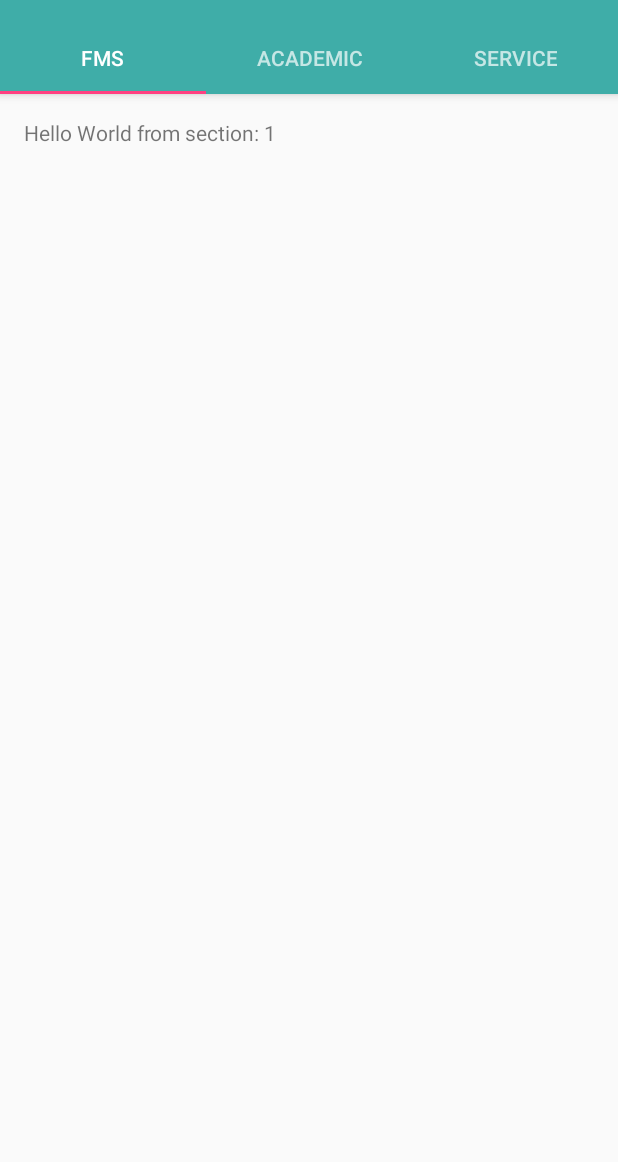
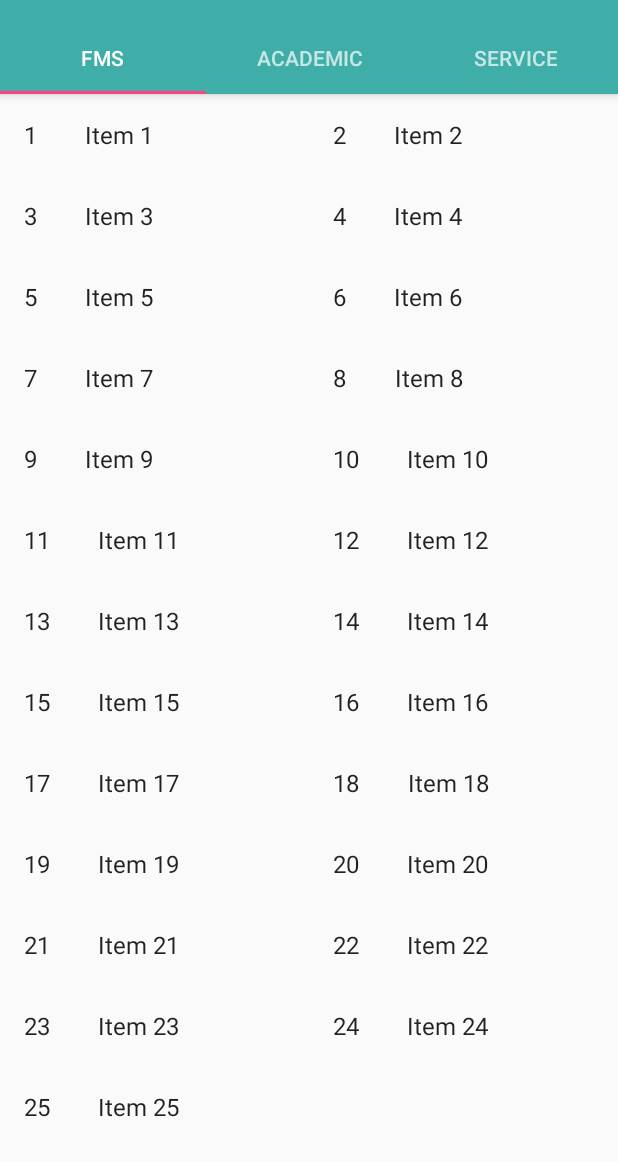
Before and after one commit to vipin14119/IIITDExpress, an Android app: the ViewPagerDirectoryActivity screen opened directly, with no data from a screen before it, on a phone screen of 412 x 824 dp, the part 74-1236 px from its top. Run offline under Robolectric (Android 15) with nearby library versions, the phone set to English and light mode, and no system bars.

Commit message:
list fragment is added on position 1 in view pager directory activity

```diff
--- /dev/null
+++ b/app/src/main/java/com/dhcs/vipin/iiitdexpress/directory/DirectoryListFragment.java
@@ -0,0 +1,110 @@
+package com.dhcs.vipin.iiitdexpress.directory;
+
+import android.content.Context;
+import android.os.Bundle;
+import android.support.v4.app.Fragment;
+import android.support.v7.widget.GridLayoutManager;
+import android.support.v7.widget.LinearLayoutManager;
+import android.support.v7.widget.RecyclerView;
+import android.view.LayoutInflater;
+import android.view.View;
+import android.view.ViewGroup;
+
+import com.dhcs.vipin.iiitdexpress.R;
+import com.dhcs.vipin.iiitdexpress.directory.dummy.DummyContent;
+import com.dhcs.vipin.iiitdexpress.directory.dummy.DummyContent.DummyItem;
+
+import java.util.List;
+
+/**
+ * A fragment representing a list of Items.
+ * <p/>
+ * Activities containing this fragment MUST implement the {@link OnListFragmentInteractionListener}
+ * interface.
+ */
+public class DirectoryListFragment extends Fragment {
+
+    // TODO: Customize parameter argument names
+    private static final String ARG_COLUMN_COUNT = "column-count";
+    // TODO: Customize parameters
+    private int mColumnCount = 2;
+    private OnListFragmentInteractionListener mListener;
+
+    /**
+     * Mandatory empty constructor for the fragment manager to instantiate the
+     * fragment (e.g. upon screen orientation changes).
+     */
+    public DirectoryListFragment() {
+    }
+
+    // TODO: Customize parameter initialization
+    @SuppressWarnings("unused")
+    public static DirectoryListFragment newInstance(int columnCount) {
+        DirectoryListFragment fragment = new DirectoryListFragment();
+        Bundle args = new Bundle();
+        args.putInt(ARG_COLUMN_COUNT, columnCount);
+        fragment.setArguments(args);
+        return fragment;
+    }
+
+    @Override
+    public void onCreate(Bundle savedInstanceState) {
+        super.onCreate(savedInstanceState);
+
+        if (getArguments() != null) {
+            mColumnCount = getArguments().getInt(ARG_COLUMN_COUNT);
+        }
+    }
+
+    @Override
+    public View onCreateView(LayoutInflater inflater, ViewGroup container,
+                             Bundle savedInstanceState) {
+        View view = inflater.inflate(R.layout.fragment_person_list, container, false);
+
+        // Set the adapter
+        if (view instanceof RecyclerView) {
+            Context context = view.getContext();
+            RecyclerView recyclerView = (RecyclerView) view;
+            if (mColumnCount <= 1) {
+                recyclerView.setLayoutManager(new LinearLayoutManager(context));
+            } else {
+                recyclerView.setLayoutManager(new GridLayoutManager(context, mColumnCount));
+            }
+            recyclerView.setAdapter(new MyPersonRecyclerViewAdapter(DummyContent.ITEMS, mListener));
+        }
+        return view;
+    }
+
+
+    @Override
+    public void onAttach(Context context) {
+        super.onAttach(context);
+//        if (context instanceof OnListFragmentInteractionListener) {
+//            mListener = (OnListFragmentInteractionListener) context;
+//        } else {
+//            throw new RuntimeException(context.toString()
+//                    + " must implement OnListFragmentInteractionListener");
+//        }
+    }
+
+    @Override
+    public void onDetach() {
+        super.onDetach();
+        mListener = null;
+    }
+
+    /**
+     * This interface must be implemented by activities that contain this
+     * fragment to allow an interaction in this fragment to be communicated
+     * to the activity and potentially other fragments contained in that
+     * activity.
+     * <p/>
+     * See the Android Training lesson <a href=
+     * "http://developer.android.com/training/basics/fragments/communicating.html"
+     * >Communicating with Other Fragments</a> for more information.
+     */
+    public interface OnListFragmentInteractionListener {
+        // TODO: Update argument type and name
+        void onListFragmentInteraction(DummyItem item);
+    }
+}
--- /dev/null
+++ b/app/src/main/java/com/dhcs/vipin/iiitdexpress/directory/MyPersonRecyclerViewAdapter.java
@@ -0,0 +1,78 @@
+package com.dhcs.vipin.iiitdexpress.directory;
+
+import android.support.v7.widget.RecyclerView;
+import android.view.LayoutInflater;
+import android.view.View;
+import android.view.ViewGroup;
+import android.widget.TextView;
+
+import com.dhcs.vipin.iiitdexpress.R;
+import com.dhcs.vipin.iiitdexpress.directory.DirectoryListFragment.OnListFragmentInteractionListener;
+import com.dhcs.vipin.iiitdexpress.directory.dummy.DummyContent.DummyItem;
+
+import java.util.List;
+
+/**
+ * {@link RecyclerView.Adapter} that can display a {@link DummyItem} and makes a call to the
+ * specified {@link OnListFragmentInteractionListener}.
+ * TODO: Replace the implementation with code for your data type.
+ */
+public class MyPersonRecyclerViewAdapter extends RecyclerView.Adapter<MyPersonRecyclerViewAdapter.ViewHolder> {
+
+    private final List<DummyItem> mValues;
+    private final OnListFragmentInteractionListener mListener;
+
+    public MyPersonRecyclerViewAdapter(List<DummyItem> items, OnListFragmentInteractionListener listener) {
+        mValues = items;
+        mListener = listener;
+    }
+
+    @Override
+    public ViewHolder onCreateViewHolder(ViewGroup parent, int viewType) {
+        View view = LayoutInflater.from(parent.getContext())
+                .inflate(R.layout.fragment_person, parent, false);
+        return new ViewHolder(view);
+    }
+
+    @Override
+    public void onBindViewHolder(final ViewHolder holder, int position) {
+        holder.mItem = mValues.get(position);
+        holder.mIdView.setText(mValues.get(position).id);
+        holder.mContentView.setText(mValues.get(position).content);
+
+        holder.mView.setOnClickListener(new View.OnClickListener() {
+            @Override
+            public void onClick(View v) {
+                if (null != mListener) {
+                    // Notify the active callbacks interface (the activity, if the
+                    // fragment is attached to one) that an item has been selected.
+                    mListener.onListFragmentInteraction(holder.mItem);
+                }
+            }
+        });
+    }
+
+    @Override
+    public int getItemCount() {
+        return mValues.size();
+    }
+
+    public class ViewHolder extends RecyclerView.ViewHolder {
+        public final View mView;
+        public final TextView mIdView;
+        public final TextView mContentView;
+        public DummyItem mItem;
+
+        public ViewHolder(View view) {
+            super(view);
+            mView = view;
+            mIdView = (TextView) view.findViewById(R.id.id);
+            mContentView = (TextView) view.findViewById(R.id.content);
+        }
+
+        @Override
+        public String toString() {
+            return super.toString() + " '" + mContentView.getText() + "'";
+        }
+    }
+}
--- a/app/src/main/java/com/dhcs/vipin/iiitdexpress/directory/ViewPagerDirectoryActivity.java
+++ b/app/src/main/java/com/dhcs/vipin/iiitdexpress/directory/ViewPagerDirectoryActivity.java
@@ -133,6 +133,9 @@ public class ViewPagerDirectoryActivity extends AppCompatActivity {
         public Fragment getItem(int position) {
             // getItem is called to instantiate the fragment for the given page.
             // Return a PlaceholderFragment (defined as a static inner class below).
+            if(position == 0){
+                return new DirectoryListFragment();
+            }
             return PlaceholderFragment.newInstance(position + 1);
         }
 
--- /dev/null
+++ b/app/src/main/res/layout/fragment_person.xml
@@ -0,0 +1,20 @@
+<?xml version="1.0" encoding="utf-8"?>
+<LinearLayout xmlns:android="http://schemas.android.com/apk/res/android"
+    android:layout_width="wrap_content"
+    android:layout_height="wrap_content"
+    android:orientation="horizontal">
+
+    <TextView
+        android:id="@+id/id"
+        android:layout_width="wrap_content"
+        android:layout_height="wrap_content"
+        android:layout_margin="@dimen/text_margin"
+        android:textAppearance="?attr/textAppearanceListItem" />
+
+    <TextView
+        android:id="@+id/content"
+        android:layout_width="wrap_content"
+        android:layout_height="wrap_content"
+        android:layout_margin="@dimen/text_margin"
+        android:textAppearance="?attr/textAppearanceListItem" />
+</LinearLayout>
--- /dev/null
+++ b/app/src/main/res/layout/fragment_person_list.xml
@@ -0,0 +1,13 @@
+<?xml version="1.0" encoding="utf-8"?>
+<android.support.v7.widget.RecyclerView xmlns:android="http://schemas.android.com/apk/res/android"
+    xmlns:app="http://schemas.android.com/apk/res-auto"
+    xmlns:tools="http://schemas.android.com/tools"
+    android:id="@+id/list"
+    android:name="com.dhcs.vipin.iiitdexpress.directory.DirectoryListFragment"
+    android:layout_width="match_parent"
+    android:layout_height="match_parent"
+    android:layout_marginLeft="16dp"
+    android:layout_marginRight="16dp"
+    app:layoutManager="LinearLayoutManager"
+    tools:context="com.dhcs.vipin.iiitdexpress.directory.DirectoryListFragment"
+    tools:listitem="@layout/fragment_person" />
```
Also changed, not shown: app/src/main/java/com/dhcs/vipin/iiitdexpress/directory/dummy/DummyContent.java (added, +72 -0 lines).
